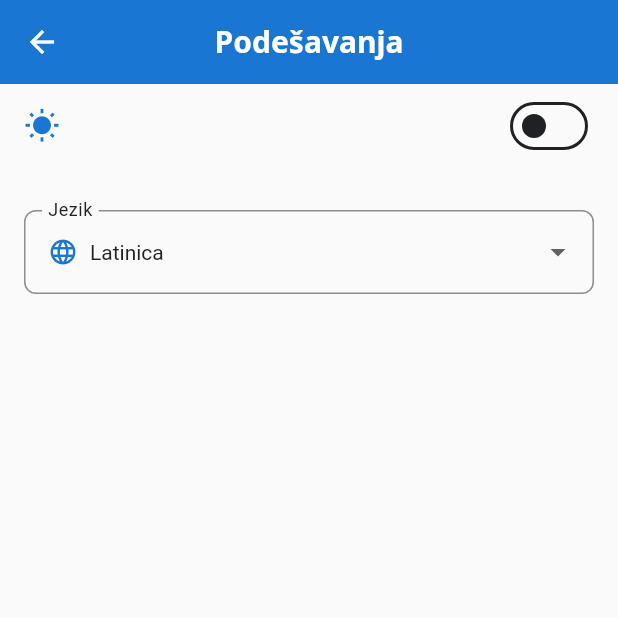
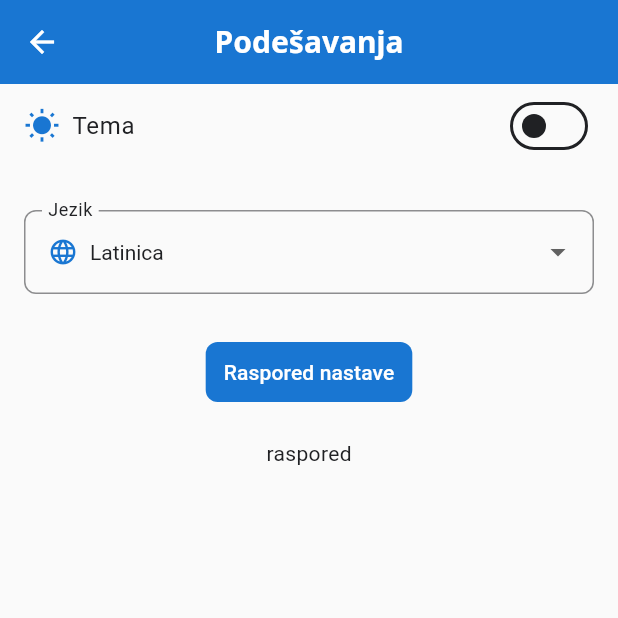
Before and after one commit to pero-grubac/ETFOglasi, a Flutter app: the SettingsScreen screen opened directly, on a phone screen of 412 x 824 dp, the top half of it. Run offline on Flutter 3.47's test engine with Material 3 defaults, Android fonts, the phone set to English and light mode, and no system bars; our stand-ins replace file_picker, flutter_riverpod, google_fonts, open_filex, permission_handler, shared_preferences and 1 more; accounts and stored records are empty; generated files the repository leaves out were written again.

Commit message:
class schedule provider

```diff
--- a/lib/core/l10n/app_sr.arb
+++ b/lib/core/l10n/app_sr.arb
@@ -35,5 +35,6 @@
   "selectDate": "Izaberite datum",
   "date": "Datum",
   "attachment": "Prilog",
-  "signature": "Potpis"
+  "signature": "Potpis",
+  "theme": "Tema"
 }
--- a/lib/core/l10n/app_sr_Cyrl.arb
+++ b/lib/core/l10n/app_sr_Cyrl.arb
@@ -35,5 +35,6 @@
   "selectDate": "Изаберите датум",
   "date": "Датум",
   "attachment": "Прилог",
-  "signature": "Потпис"
+  "signature": "Потпис",
+  "theme": "Тема"
 }
--- a/lib/core/l10n/app_sr_Latn.arb
+++ b/lib/core/l10n/app_sr_Latn.arb
@@ -35,5 +35,6 @@
   "selectDate": "Izaberite datum",
   "date": "Datum",
   "attachment": "Prilog",
-  "signature": "Potpis"
+  "signature": "Potpis",
+  "theme": "Tema"
 }
--- a/lib/features/settings/data/model/local_settings.dart
+++ b/lib/features/settings/data/model/local_settings.dart
@@ -9,22 +9,30 @@ class LocalSettings {
   static const srCyrName = 'Ћирилица';
   final String language;
   final String themeMode;
+  final String? classScheduleUrl;
 
-  LocalSettings({required this.language, required this.themeMode});
+  LocalSettings({
+    required this.language,
+    required this.themeMode,
+    this.classScheduleUrl,
+  });
 
   Map<String, dynamic> toMap() {
     return {
       'language': language,
       'themeMode': themeMode,
+      'classScheduleUrl': classScheduleUrl,
     };
   }
 
   factory LocalSettings.fromMap(Map<String, dynamic> map) {
     final themeMode = map['themeMode'] as String? ?? lightMode;
     final language = map['language'] as String? ?? srLatLang;
+    final classScheduleUrl = map['classScheduleUrl'] as String?;
     return LocalSettings(
       themeMode: themeMode == darkMode ? darkMode : lightMode,
       language: language == srCyrLang ? srCyrLang : srLatLang,
+      classScheduleUrl: classScheduleUrl,
     );
   }
   String toJson() => json.encode(toMap());
--- a/lib/features/settings/presentation/screen/settings_screen.dart
+++ b/lib/features/settings/presentation/screen/settings_screen.dart
@@ -1,3 +1,4 @@
+import 'package:etf_oglasi/features/schedule/presentation/widget/class_schedule_settings_widget.dart';
 import 'package:etf_oglasi/features/settings/service/local_settings_provider.dart';
 import 'package:flutter/material.dart';
 import 'package:flutter_gen/gen_l10n/app_localizations.dart';
@@ -35,6 +36,7 @@ class SettingsScreen extends ConsumerWidget {
                     color: Theme.of(context).colorScheme.primary,
                   ),
                   const SizedBox(width: 8),
+                  Text(locale!.theme),
                 ],
               ),
               value: isDarkMode,
@@ -53,7 +55,7 @@ class SettingsScreen extends ConsumerWidget {
                   const EdgeInsets.symmetric(horizontal: 16.0, vertical: 8.0),
               child: DropdownButtonFormField<String>(
                 decoration: InputDecoration(
-                  labelText: locale?.language,
+                  labelText: locale.language,
                   border: const OutlineInputBorder(),
                 ),
                 style: TextStyle(
@@ -83,7 +85,7 @@ class SettingsScreen extends ConsumerWidget {
                         .updateLanguage(value);
                   }
                 },
-                hint: Text(locale!.choseLanguage),
+                hint: Text(locale.choseLanguage),
                 isExpanded: true, // Makes dropdown take full width
                 menuMaxHeight: 300, // Limits dropdown height
                 borderRadius: BorderRadius.circular(8),
@@ -91,10 +93,30 @@ class SettingsScreen extends ConsumerWidget {
                 icon: const Icon(Icons.arrow_drop_down),
               ),
             ),
+            const SizedBox(height: 20),
+            TextButton(
+              onPressed: () => _showSettingsDialog(context),
+              child: Text(locale.classSchedule),
+            ),
+            const SizedBox(height: 20),
+            const Text('raspored'),
           ],
         ),
       ),
     );
+  }
+
+  void _showSettingsDialog(BuildContext context) async {
+    final result = await showDialog<Map<String, dynamic>>(
+      context: context,
+      builder: (context) => const ClassScheduleSettingsWidget(
+        isSelect: false,
+      ),
+    );
+    if (result != null) {
+      final selectedUrl = result['url'] as String;
+      final isSave = result['isSave'] as bool;
+    }
   }
 
   @override
--- a/lib/features/settings/presentation/widget/main_drawer.dart
+++ b/lib/features/settings/presentation/widget/main_drawer.dart
@@ -42,7 +42,7 @@ class MainDrawer extends StatelessWidget {
               size: 26,
               color: theme.colorScheme.primary,
             ),
-            title: Text(locale!.settings),
+            title: Text(locale.settings),
             onTap: () {
               Navigator.of(context).pushNamed(SettingsScreen.id);
             },
```
Also changed, not shown: lib/core/service/provider/class_schedule_url_notifier.dart (added, +15 -0 lines), lib/features/schedule/presentation/widget/class_schedule_settings_widget.dart (+7 -2 lines), lib/features/settings/service/local_settings_provider.dart (+19 -2 lines), 4 other files.
